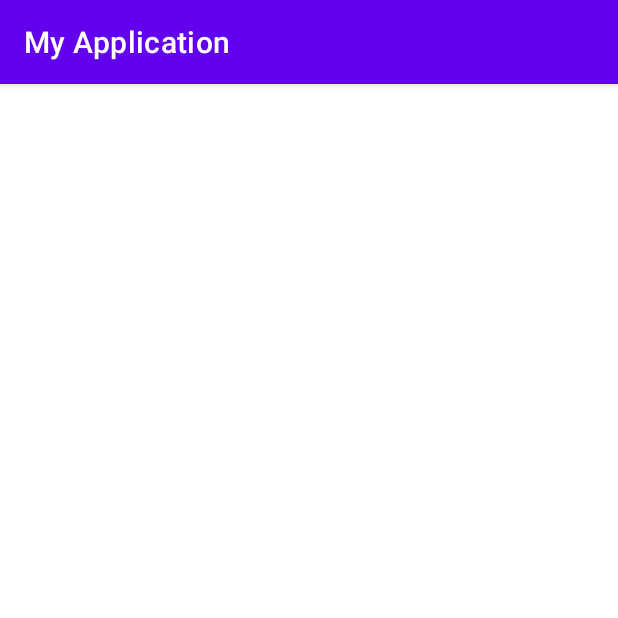
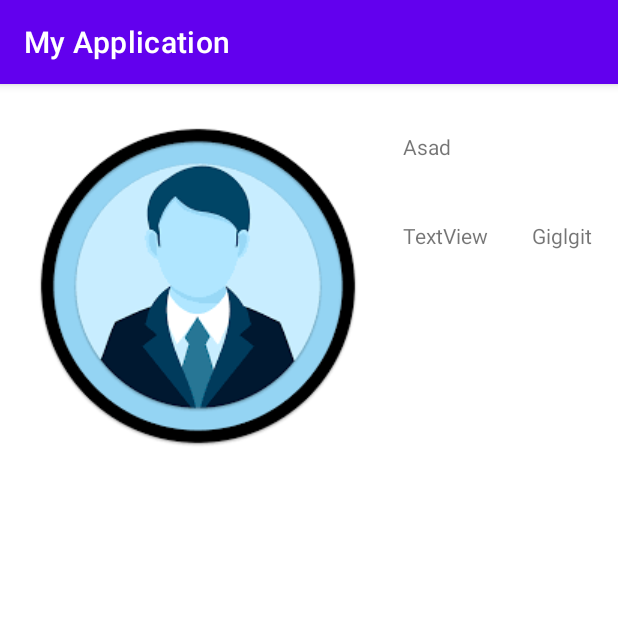
Before and after one commit to anas012/Recyclerview, an Android app: the screen it shows after launch (MainActivity), on a phone screen of 412 x 824 dp, the top half of it. Run offline under Robolectric (Android 15) with nearby library versions, the phone set to English and light mode, and no system bars; 1 statement that could not run was skipped.

Commit message:
removing errors

```diff
--- a/app/src/main/AndroidManifest.xml
+++ b/app/src/main/AndroidManifest.xml
@@ -9,7 +9,10 @@
         android:roundIcon="@mipmap/ic_launcher_round"
         android:supportsRtl="true"
         android:theme="@style/Theme.MyApplication">
-        <activity android:name=".MainActivity">
+        <activity android:name=".MainActivity"
+            android:exported="true"
+            >
+
             <intent-filter>
                 <action android:name="android.intent.action.MAIN" />
 
--- a/app/src/main/java/com/example/myapplication/MainActivity.java
+++ b/app/src/main/java/com/example/myapplication/MainActivity.java
@@ -9,6 +9,7 @@ import androidx.recyclerview.widget.RecyclerView;
 import android.os.Bundle;
 
 import java.util.ArrayList;
+import java.util.Arrays;
 import java.util.List;
 
 public class MainActivity extends AppCompatActivity {
@@ -27,13 +28,14 @@ public class MainActivity extends AppCompatActivity {
         friends f3 = new friends(R.drawable.imgg,"Anas", 1980, "ISL");
         friends f4 = new friends(R.drawable.imgg,"Arslan", 1980, "lahore");
         friends f5 = new friends(R.drawable.imgg,"Ali2", 1980, "isl");
+        friendsList.addAll(Arrays.asList(new friends[]{f0,f1,f2,f3,f4,f5,
+                f0,f1,f2,f3,f4,f5,
+                f0,f1,f2,f3,f4,f5}));
         recyclerView = findViewById(R.id.recycleview1);
         recyclerView.setLayoutManager(layoutManager);
-
-        adapter = new adpter(friendsList) {
-        } ;
+        adapter = new adpter(friendsList);
         recyclerView.setAdapter(adapter);
-        layoutManager  = new LinearLayoutManager(MainActivity.this,LinearLayoutManager.HORIZONTAL, false);
+        layoutManager  = new LinearLayoutManager(MainActivity.this,LinearLayoutManager.VERTICAL, false);
         recyclerView.setLayoutManager(layoutManager);
 
     }
--- a/app/src/main/java/com/example/myapplication/adpter.java
+++ b/app/src/main/java/com/example/myapplication/adpter.java
@@ -19,7 +19,7 @@ public class adpter extends RecyclerView.Adapter<adpter.ViewHolder> {
  }
     @Override
     public adpter.ViewHolder onCreateViewHolder(@NonNull  ViewGroup parent, int viewType) {
-    View view= LayoutInflater.from(parent.getContext()).inflate(R.layout.items_design,parent,false);
+    View view =LayoutInflater.from(parent.getContext()).inflate(R.layout.items_design,parent,false);
     return new ViewHolder(view);
  }
 
@@ -30,6 +30,7 @@ public class adpter extends RecyclerView.Adapter<adpter.ViewHolder> {
         int Dob=friendsList.get(position).getDob();
         String City=friendsList.get(position).getCity();
         holder.setData(imgId,Name,Dob,City);
+
     }
 
     @Override
@@ -45,7 +46,7 @@ public class adpter extends RecyclerView.Adapter<adpter.ViewHolder> {
 
         public ViewHolder(@NonNull View itemView) {
             super(itemView);
-    imgview=itemView.findViewById(R.id.imageView);
+    imgview=itemView.findViewById(R.id.imgv);
     Name=itemView.findViewById(R.id.Name);
     Dob=itemView.findViewById(R.id.Dob);
     City=itemView.findViewById(R.id.city);
--- a/app/src/main/res/layout/activity_main.xml
+++ b/app/src/main/res/layout/activity_main.xml
@@ -1,18 +1,8 @@
 <?xml version="1.0" encoding="utf-8"?>
-<androidx.constraintlayout.widget.ConstraintLayout xmlns:android="http://schemas.android.com/apk/res/android"
+<androidx.recyclerview.widget.RecyclerView xmlns:android="http://schemas.android.com/apk/res/android"
     xmlns:app="http://schemas.android.com/apk/res-auto"
-    xmlns:tools="http://schemas.android.com/tools"
+    android:id="@+id/recycleview1"
     android:layout_width="match_parent"
-    android:layout_height="match_parent"
-    tools:context=".MainActivity">
+    android:layout_height="match_parent">
 
-    <androidx.recyclerview.widget.RecyclerView
-        android:id="@+id/recycleview1"
-        android:layout_width="409dp"
-        android:layout_height="354dp"
-        app:layout_constraintEnd_toEndOf="parent"
-        app:layout_constraintHorizontal_bias="0.5"
-        app:layout_constraintStart_toStartOf="parent"
-        app:layout_constraintTop_toTopOf="parent" />
-
-</androidx.constraintlayout.widget.ConstraintLayout>
+</androidx.recyclerview.widget.RecyclerView>
--- a/app/src/main/res/layout/items_design.xml
+++ b/app/src/main/res/layout/items_design.xml
@@ -7,11 +7,13 @@
     android:layout_height="match_parent">
 
     <ImageView
-        android:id="@+id/imageView"
+        android:id="@+id/imgv"
         android:layout_width="wrap_content"
         android:layout_height="wrap_content"
-        tools:layout_editor_absoluteX="19dp"
-        tools:layout_editor_absoluteY="22dp"
+        android:layout_marginStart="19dp"
+        android:layout_marginTop="22dp"
+        app:layout_constraintStart_toStartOf="parent"
+        app:layout_constraintTop_toTopOf="parent"
         tools:srcCompat="@tools:sample/avatars" />
 
     <TextView
@@ -21,7 +23,7 @@
         android:layout_marginStart="24dp"
         android:layout_marginTop="32dp"
         android:text="TextView"
-        app:layout_constraintStart_toEndOf="@+id/imageView"
+        app:layout_constraintStart_toEndOf="@+id/imgv"
         app:layout_constraintTop_toTopOf="parent" />
 
     <TextView
@@ -31,7 +33,7 @@
         android:layout_marginStart="24dp"
         android:layout_marginTop="24dp"
         android:text="TextView"
-        app:layout_constraintStart_toEndOf="@+id/imageView"
+        app:layout_constraintStart_toEndOf="@+id/imgv"
         app:layout_constraintTop_toBottomOf="@+id/Name" />
 
     <TextView
```
Also changed, not shown: app/build.gradle (+5 -4 lines).
